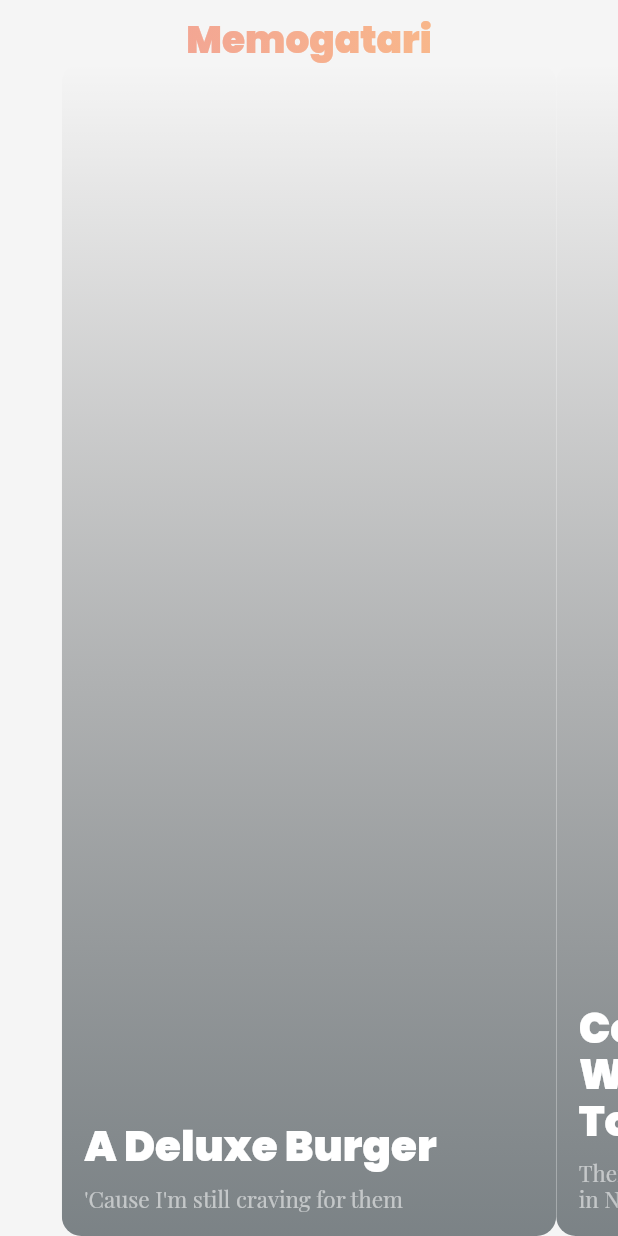
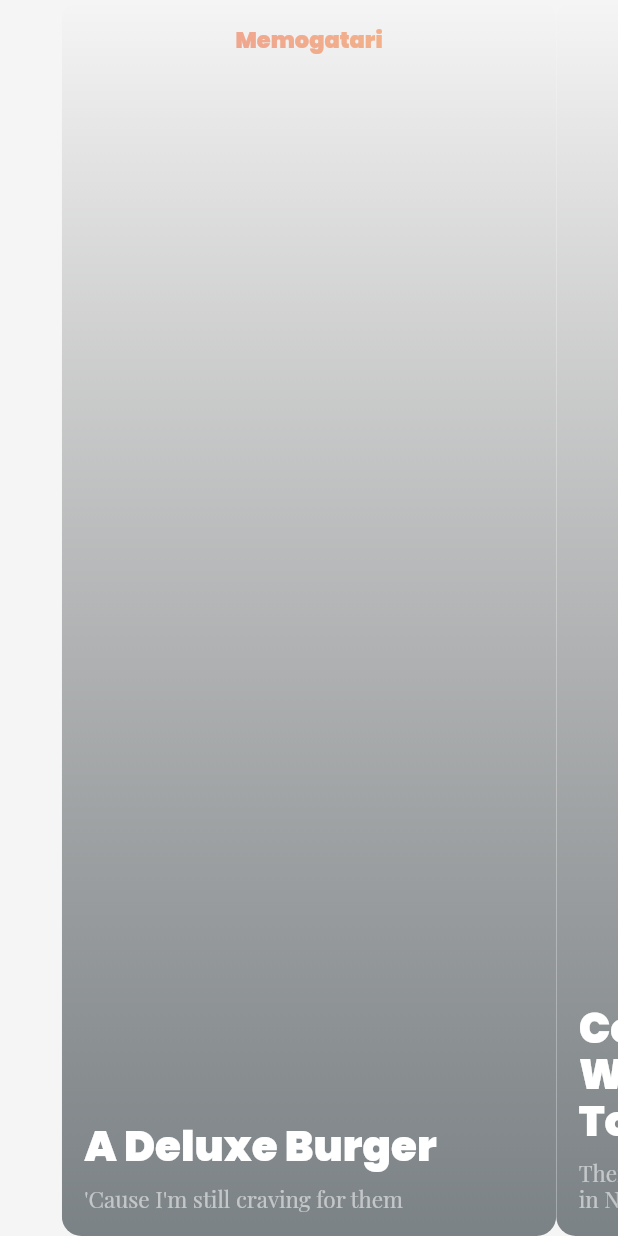
Before and after one commit to abelherl/memogatari, a Flutter app: the screen it shows after launch, on a phone screen of 412 x 824 dp. Run offline on Flutter 3.47's test engine with Material 2 defaults, Android fonts, the phone set to English and light mode, and no system bars; missing offline and left inert: division.

Commit message:
Bug fixes

```diff
--- a/lib/pages/home.dart
+++ b/lib/pages/home.dart
@@ -38,12 +38,19 @@ class _HomeState extends State<Home> {
   Widget build(BuildContext context) {
     return Scaffold(
       body: SafeArea(
-        child: Column(
+        child: Stack(
           children: <Widget>[
-            SizedBox(height: 15),
-            Text(
-              'Memogatari',
-              style: Theme.of(context).textTheme.headline4,
+            Positioned(
+              top: 20,
+              child: Container(
+                width: MediaQuery.of(context).size.width,
+                child: Center(
+                  child: Text(
+                    'Memogatari',
+                    style: Theme.of(context).textTheme.headline4,
+                  ),
+                ),
+              ),
             ),
             Expanded(
               flex: 1,
@@ -70,7 +77,7 @@ class _HomeState extends State<Home> {
                 itemCount: listStory.length,
 //                )
 //              ],
-          ),
+              ),
             ),
         ]),
       ),
@@ -119,9 +126,9 @@ class _BookCardState extends State<BookCard> {
           style: ParentStyle()
             ..margin(
               left: 15,
-              top: 90 - widget.scale * 25,
+              top: 110 - widget.scale * 25,
               right: 15,
-              bottom: 90 - widget.scale * 25
+              bottom: 110 - widget.scale * 25
             )
             ..maxWidth(isPortrait ? double.infinity : size.height/2)
             ..maxHeight(isPortrait ? double.infinity : size.height)
--- a/lib/utils/theme.dart
+++ b/lib/utils/theme.dart
@@ -23,15 +23,16 @@ ThemeData mainTheme() {
       headline4: base.headline4.copyWith(
         fontFamily: titleFont,
         fontWeight: FontWeight.w900,
-        fontSize: 25,
+        fontSize: 15,
         foreground: Paint()..shader = linearGradient,
+        background: Paint()..color = Colors.transparent,
         height: 1.1
       ),
       headline6: base.headline6.copyWith(
           fontFamily: titleFont,
           fontWeight: FontWeight.w900,
           fontSize: 18,
-          color: Colors.white,
+          color: Colors.black,
           height: 1.1
       ),
       overline: base.overline.copyWith(
```
